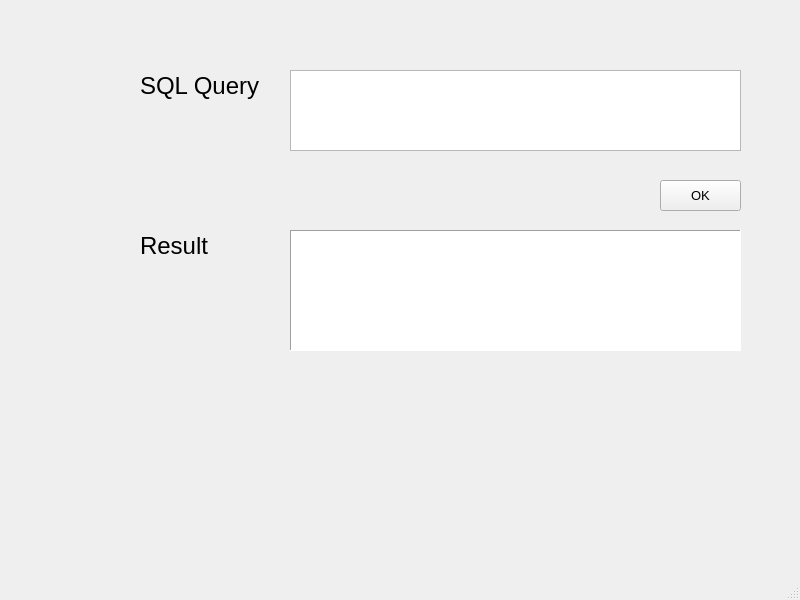
First picture: the form in MainWindow.ui, repository fancyshon/DBMS_Project, before the edit.
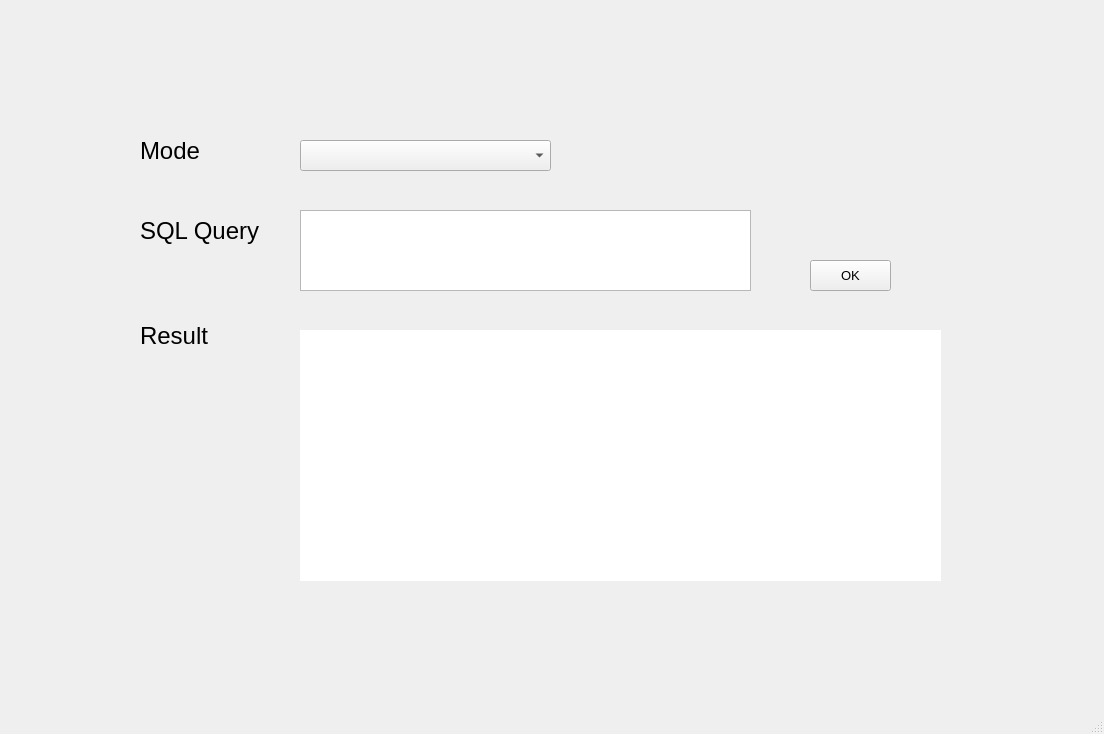
Second picture: the form after the edit.

What changed in the file:
```diff
--- a/MainWindow.ui
+++ b/MainWindow.ui
@@ -6,8 +6,8 @@
    <rect>
     <x>0</x>
     <y>0</y>
-    <width>800</width>
-    <height>600</height>
+    <width>1104</width>
+    <height>734</height>
    </rect>
   </property>
   <property name="windowTitle">
@@ -18,9 +18,9 @@
     <property name="geometry">
      <rect>
       <x>140</x>
-      <y>70</y>
-      <width>121</width>
-      <height>31</height>
+      <y>210</y>
+      <width>151</width>
+      <height>41</height>
      </rect>
     </property>
     <property name="sizePolicy">
@@ -49,8 +49,8 @@
    <widget class="QTextEdit" name="textEdit">
     <property name="geometry">
      <rect>
-      <x>290</x>
-      <y>70</y>
+      <x>300</x>
+      <y>210</y>
       <width>451</width>
       <height>81</height>
      </rect>
@@ -65,8 +65,8 @@
    <widget class="QPushButton" name="pushButton">
     <property name="geometry">
      <rect>
-      <x>660</x>
-      <y>180</y>
+      <x>810</x>
+      <y>260</y>
       <width>81</width>
       <height>31</height>
      </rect>
@@ -84,7 +84,7 @@
     <property name="geometry">
      <rect>
       <x>140</x>
-      <y>230</y>
+      <y>320</y>
       <width>91</width>
       <height>31</height>
      </rect>
@@ -115,14 +115,59 @@
    <widget class="QTextBrowser" name="textBrowser">
     <property name="geometry">
      <rect>
-      <x>290</x>
-      <y>230</y>
-      <width>451</width>
-      <height>121</height>
+      <x>300</x>
+      <y>330</y>
+      <width>641</width>
+      <height>251</height>
      </rect>
     </property>
     <property name="frameShape">
-     <enum>QFrame::Panel</enum>
+     <enum>QFrame::NoFrame</enum>
+    </property>
+   </widget>
+   <widget class="QLabel" name="label_3">
+    <property name="geometry">
+     <rect>
+      <x>140</x>
+      <y>130</y>
+      <width>151</width>
+      <height>41</height>
+     </rect>
+    </property>
+    <property name="sizePolicy">
+     <sizepolicy hsizetype="Preferred" vsizetype="Preferred">
+      <horstretch>0</horstretch>
+      <verstretch>0</verstretch>
+     </sizepolicy>
+    </property>
+    <property name="font">
+     <font>
+      <pointsize>18</pointsize>
+      <weight>50</weight>
+      <bold>false</bold>
+     </font>
+    </property>
+    <property name="text">
+     <string>Mode</string>
+    </property>
+    <property name="wordWrap">
+     <bool>false</bool>
+    </property>
+    <property name="margin">
+     <number>1</number>
+    </property>
+   </widget>
+   <widget class="QComboBox" name="comboBox">
+    <property name="geometry">
+     <rect>
+      <x>300</x>
+      <y>140</y>
+      <width>251</width>
+      <height>31</height>
+     </rect>
+    </property>
+    <property name="maxVisibleItems">
+     <number>15</number>
     </property>
    </widget>
   </widget>
```
Left out of the diff: 4 changed lines with no effect on the pictures.
